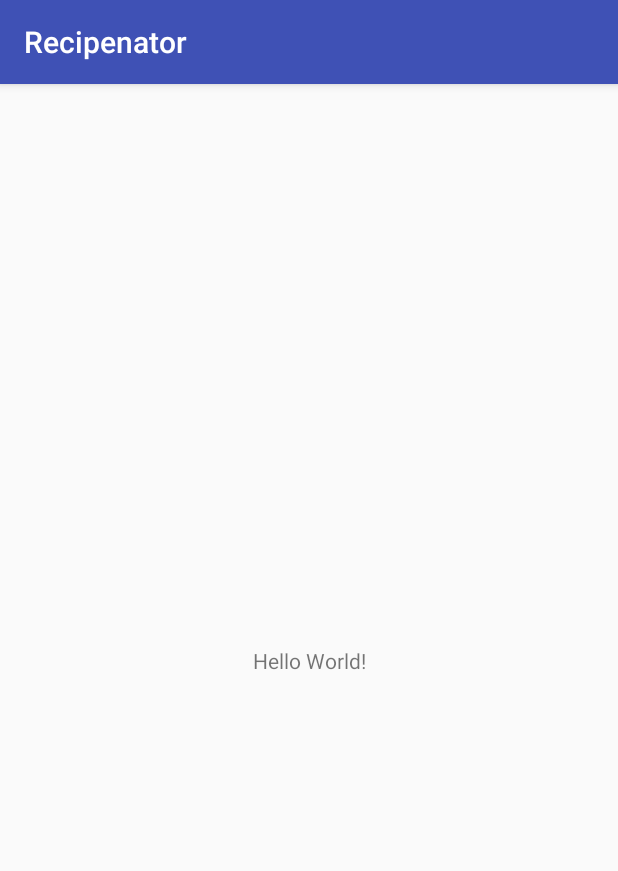
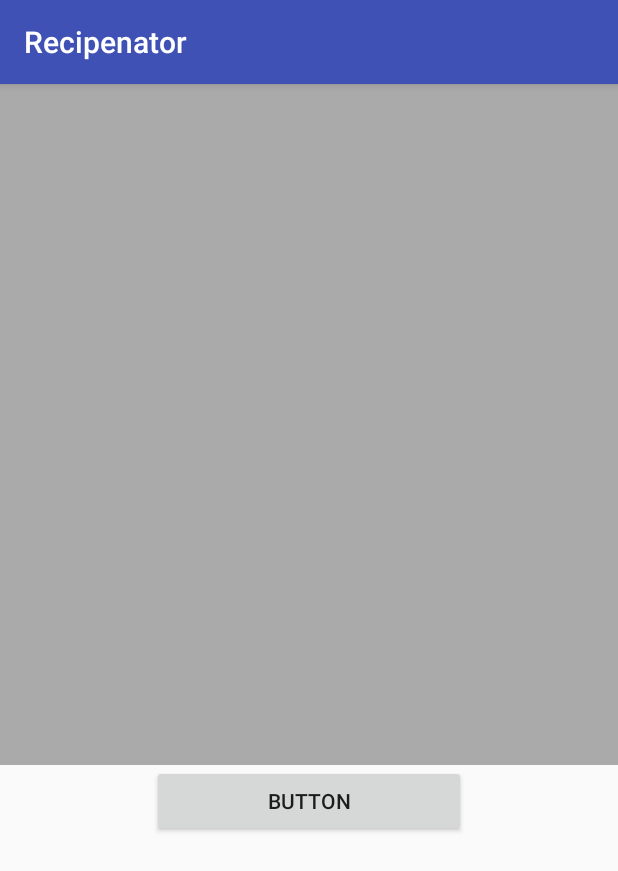
Before and after one commit to StevenMedeot/RUHacks, an Android app: the screen it shows after launch (MainActivity), on a phone screen of 412 x 824 dp. Shown: the top 871 px of the screen. Run offline under Robolectric (Android 15) with nearby library versions, the phone set to English and light mode, and no system bars.

```diff
--- a/app/src/main/AndroidManifest.xml
+++ b/app/src/main/AndroidManifest.xml
@@ -2,6 +2,8 @@
 <manifest xmlns:android="http://schemas.android.com/apk/res/android"
     package="com.ruhack.mash.recipenator">
 
+    <uses-feature android:name="android.hardware.camera" android:required="true"/>
+    <uses-permission android:name="android.permission.CAMERA"></uses-permission>
     <application
         android:allowBackup="true"
         android:icon="@mipmap/ic_launcher"
--- a/app/src/main/java/com/ruhack/mash/recipenator/MainActivity.java
+++ b/app/src/main/java/com/ruhack/mash/recipenator/MainActivity.java
@@ -1,13 +1,95 @@
 package com.ruhack.mash.recipenator;
 
+import android.Manifest;
+import android.content.ContentValues;
+import android.content.Intent;
+import android.content.pm.PackageManager;
+import android.net.Uri;
+import android.os.Build;
+import android.provider.MediaStore;
+import android.support.annotation.NonNull;
 import android.support.v7.app.AppCompatActivity;
 import android.os.Bundle;
+import android.view.View;
+import android.widget.Button;
+import android.widget.ImageView;
 
-public class MainActivity extends AppCompatActivity {
+public class MainActivity extends AppCompatActivity
+{
+
+    private static final int PERMISSION_CODE = 1000;
+    private static final int IMAGE_CAPTURE_CODE = 1001;
+
+    private Button m_photoButton;
+    private ImageView m_imageView;
+
+    private Uri m_uri;
 
     @Override
-    protected void onCreate(Bundle savedInstanceState) {
+    protected void onCreate(Bundle savedInstanceState)
+    {
         super.onCreate(savedInstanceState);
         setContentView(R.layout.activity_main);
+
+        // Find the buttons
+        m_photoButton = findViewById(R.id.photo_button);
+        m_imageView = findViewById(R.id.test_image);
+
+        // What happens on button click
+        m_photoButton.setOnClickListener(new View.OnClickListener()
+        {
+            @Override
+            public void onClick(View v)
+            {
+                // System os check
+                if(Build.VERSION.SDK_INT >= Build.VERSION_CODES.M)
+                {
+                    if(checkSelfPermission(Manifest.permission.CAMERA) == PackageManager.PERMISSION_DENIED)
+                    {
+                        // No permissions, will fool with this later
+                        String[] permission  = {Manifest.permission.CAMERA};
+                        //Asks for permission
+                        requestPermissions(permission, PERMISSION_CODE);
+
+                    }
+                    else
+                    {
+                        OpenCamera();
+                    }
+                }
+                else
+                {
+                    OpenCamera();
+                }
+            }
+        });
+
     }
+
+    private void OpenCamera()
+    {
+        ContentValues values = new ContentValues();
+        values.put(MediaStore.Images.Media.TITLE, "New Picture");
+        values.put(MediaStore.Images.Media.DESCRIPTION, "New Picture");
+        m_uri = getContentResolver().insert(MediaStore.Images.Media.EXTERNAL_CONTENT_URI, values);
+
+        Intent cameraIntent = new Intent(MediaStore.ACTION_IMAGE_CAPTURE);
+        cameraIntent.putExtra(MediaStore.EXTRA_OUTPUT, m_uri);
+        startActivityForResult(cameraIntent, IMAGE_CAPTURE_CODE);
+    }
+
+    @Override
+    public void onRequestPermissionsResult(int requestCode, @NonNull String[] permissions, @NonNull int[] grantResults)
+    {
+
+    }
+
+
+    @Override
+    public void onActivityResult(int requestCode, int resultCode, Intent data)
+    {
+        if(resultCode == RESULT_OK)
+            m_imageView.setImageURI(m_uri);
+    }
+
 }
--- a/app/src/main/res/layout/activity_main.xml
+++ b/app/src/main/res/layout/activity_main.xml
@@ -1,18 +1,27 @@
 <?xml version="1.0" encoding="utf-8"?>
-<android.support.constraint.ConstraintLayout xmlns:android="http://schemas.android.com/apk/res/android"
+<LinearLayout xmlns:android="http://schemas.android.com/apk/res/android"
     xmlns:app="http://schemas.android.com/apk/res-auto"
     xmlns:tools="http://schemas.android.com/tools"
+    android:orientation="vertical"
     android:layout_width="match_parent"
     android:layout_height="match_parent"
+    android:gravity="center_horizontal"
     tools:context="com.ruhack.mash.recipenator.MainActivity">
 
-    <TextView
-        android:layout_width="wrap_content"
+
+    <ImageView
+        android:id="@+id/test_image"
+        android:layout_width="match_parent"
+        android:layout_height="454dp"
+        app:srcCompat="@android:color/darker_gray"
+        tools:layout_editor_absoluteX="0dp"
+        tools:layout_editor_absoluteY="0dp" />
+
+    <Button
+        android:id="@+id/photo_button"
+        android:layout_width="209dp"
         android:layout_height="wrap_content"
-        android:text="Hello World!"
-        app:layout_constraintBottom_toBottomOf="parent"
-        app:layout_constraintLeft_toLeftOf="parent"
-        app:layout_constraintRight_toRightOf="parent"
-        app:layout_constraintTop_toTopOf="parent" />
-
-</android.support.constraint.ConstraintLayout>
+        android:text="Button"
+        tools:layout_editor_absoluteX="148dp"
+        tools:layout_editor_absoluteY="306dp" />
+</LinearLayout>
```
